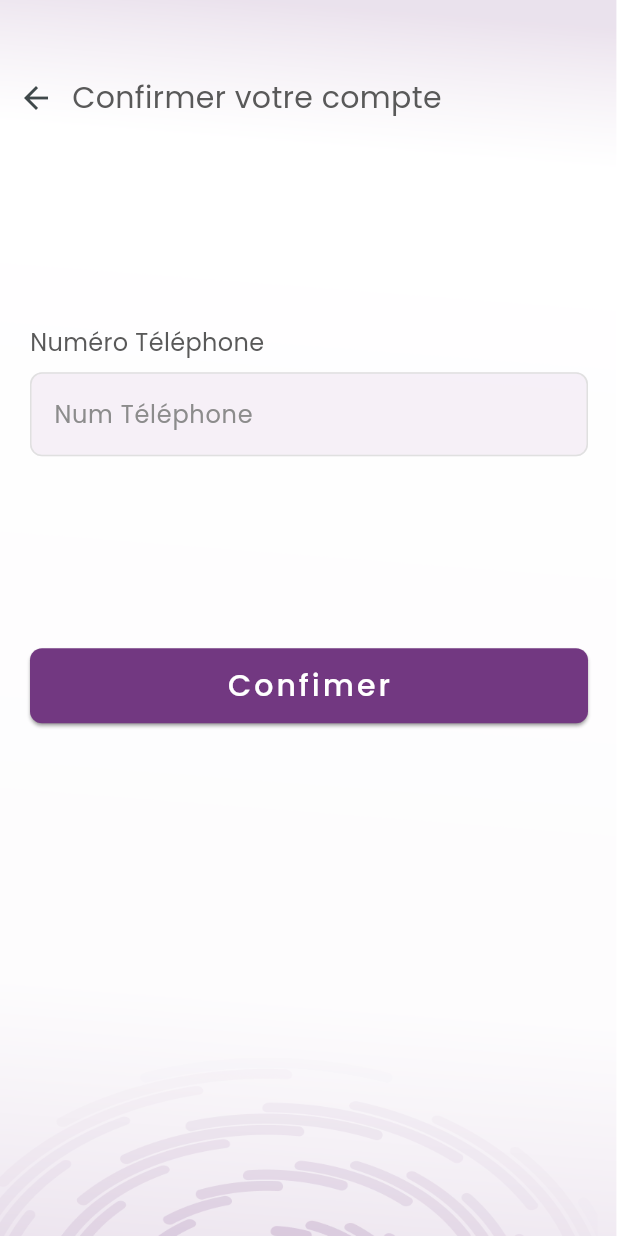
After one commit to azzouzin/labnova, a Flutter app: the ConfirmOtp screen opened by its route, after a tap on the "arrow back" icon, on a phone screen of 412 x 824 dp. The commit adds this screen. Run offline on Flutter 3.47's test engine with Material 3 defaults, Android fonts, the light colour scheme and no system bars; our stand-ins replace bloc, dartz, dio, equatable, flutter_bloc, gap and 4 more.

Commit message:
feat(auth): add authentication views, cubit, and assets
Added new authentication views including SignUpView, ConfirmOtp, and associated widgets. Implemented AuthCubit for state management and updated assets_const.dart with new background images. Modified app_router.dart to include new routes for authentication. Updated theme_const.dart and styles.dart for consistent UI styling. Removed unused navigation code from splash_view_body.dart.

```diff
--- a/lib/core/constants/assets_const.dart
+++ b/lib/core/constants/assets_const.dart
@@ -1,5 +1,7 @@
 class AssetsData {
   static const String logo = 'assets/images/logo.png';
+  static const String kauthBG = 'assets/images/second_bg.png';
+  static const String kmainBG = 'assets/images/main_bg.png';
   static const String testImage = 'assets/images/Green_Book.png';
   static const String fontGT = 'GTSectra';
 }
--- a/lib/core/constants/theme_const.dart
+++ b/lib/core/constants/theme_const.dart
@@ -23,10 +23,10 @@ class AppTheme {
       ),
     ),
     colorScheme: ColorScheme.fromSeed(
-      seedColor: Color(0xffE0E0E0),
-      primary: Colors.blue,
-      secondary: Color(0xff723881),
-    ),
+        seedColor: Color(0xffE0E0E0),
+        primary: Color(0xff723881),
+        secondary: Color(0xffD5BADB),
+        shadow: Color(0xff595959)),
   );
 
   static ThemeData darkTheme = ThemeData(
@@ -62,3 +62,5 @@ class AppTheme {
 }
 
 String kHomeView = '/home';
+String kAuthView = '/auth';
+String kOtpView = '/otp';
--- a/lib/core/utils/app_router.dart
+++ b/lib/core/utils/app_router.dart
@@ -1,6 +1,8 @@
 import 'package:flutter/material.dart';
 import 'package:flutter_bloc/flutter_bloc.dart';
 import 'package:go_router/go_router.dart';
+import 'package:labnova/features/auth/presentation/view/confirm_otp.dart';
+import 'package:labnova/features/auth/presentation/view/sign_up_view.dart';
 import '../../features/home/data/model/book_model.dart';
 import '../../features/home/data/repo/home_repo_impl.dart';
 import '../../features/home/presentation/view/home_view.dart';
@@ -42,6 +44,22 @@ abstract class AppRouter {
               transitionsBuilder: CustomPageTransitions.slideTransition,
             ),
           ),
+          GoRoute(
+            path: kAuthView,
+            pageBuilder: (context, state) => CustomTransitionPage(
+              key: state.pageKey,
+              child: const SignUpView(),
+              transitionsBuilder: CustomPageTransitions.slideTransition,
+            ),
+          ),
+          GoRoute(
+            path: kOtpView,
+            pageBuilder: (context, state) => CustomTransitionPage(
+              key: state.pageKey,
+              child: const ConfirmOtp(),
+              transitionsBuilder: CustomPageTransitions.slideTransition,
+            ),
+          ),
         ],
       ),
     ],
--- a/lib/core/utils/styles.dart
+++ b/lib/core/utils/styles.dart
@@ -7,10 +7,21 @@ abstract class TextThemes {
     fontWeight: FontWeight.bold,
     fontFamily: 'Poppins',
   );
+  static TextStyle TextStyle24 = GoogleFonts.poppins(
+    fontSize: 24,
+    fontWeight: FontWeight.w500,
+    color: Color(0xff595959),
+    letterSpacing: 2,
+  );
   static TextStyle TextStyle18 = GoogleFonts.poppins(
     fontSize: 18,
     fontWeight: FontWeight.w600,
     color: Colors.white,
+  );
+  static TextStyle TextStyle20 = GoogleFonts.poppins(
+    fontSize: 20,
+    fontWeight: FontWeight.w400,
+    color: Color(0xff595959),
   );
   static TextStyle TextStyle16 = GoogleFonts.poppins(
     fontSize: 16,
@@ -19,7 +30,7 @@ abstract class TextThemes {
   );
   static TextStyle TextStyle14 = GoogleFonts.poppins(
     fontSize: 14,
-    fontWeight: FontWeight.w500,
-    color: Colors.white,
+    fontWeight: FontWeight.w400,
+    color: Color(0xff8C8C8C),
   );
 }
--- /dev/null
+++ b/lib/core/utils/widgets/custom_button.dart
@@ -0,0 +1,38 @@
+import 'package:flutter/material.dart';
+import 'package:labnova/core/utils/styles.dart';
+
+class CustomButton extends StatelessWidget {
+  CustomButton({
+    super.key,
+    required this.onPressed,
+    required this.text,
+    this.isLoading = false,
+  });
+  final Function()? onPressed;
+  final String text;
+  bool isLoading;
+
+  @override
+  Widget build(BuildContext context) {
+    return ElevatedButton(
+      style: ElevatedButton.styleFrom(
+        backgroundColor: Theme.of(context).colorScheme.primary,
+        shape: RoundedRectangleBorder(
+          borderRadius: BorderRadius.circular(8),
+        ),
+        fixedSize: Size(
+          MediaQuery.of(context).size.width * 0.9,
+          50,
+        ),
+      ),
+      onPressed: onPressed,
+      child: Text(
+        text,
+        style: TextThemes.TextStyle24.copyWith(
+          color: Colors.white,
+          fontSize: 20,
+        ),
+      ),
+    );
+  }
+}
--- /dev/null
+++ b/lib/core/utils/widgets/custom_text_field.dart
@@ -0,0 +1,43 @@
+import 'package:flutter/material.dart';
+import 'package:labnova/core/utils/styles.dart';
+
+class CustomTextField extends StatelessWidget {
+  const CustomTextField({
+    super.key,
+    this.controller,
+    this.hintText,
+    this.labelText,
+    this.keyboardType,
+  });
+  final TextEditingController? controller;
+  final String? hintText;
+  final String? labelText;
+  final TextInputType? keyboardType;
+  @override
+  Widget build(BuildContext context) {
+    return TextField(
+      controller: controller,
+      decoration: InputDecoration(
+        hintText: hintText,
+        hintStyle: TextThemes.TextStyle16.copyWith(color: Colors.grey),
+        labelText: labelText,
+        labelStyle: TextThemes.TextStyle16.copyWith(color: Color(0xff8C8C8C)),
+        fillColor: Theme.of(context).colorScheme.secondary.withOpacity(0.2),
+        filled: true,
+        enabledBorder: OutlineInputBorder(
+          borderRadius: BorderRadius.circular(8),
+          borderSide: BorderSide(
+            color: Color(0xffE0E0E0),
+          ),
+        ),
+        border: OutlineInputBorder(
+          borderRadius: BorderRadius.circular(8),
+          borderSide: BorderSide(
+            color: Theme.of(context).colorScheme.secondary.withOpacity(0.2),
+          ),
+        ),
+      ),
+      keyboardType: keyboardType,
+    );
+  }
+}
--- /dev/null
+++ b/lib/features/auth/presentation/view/confirm_otp.dart
@@ -0,0 +1,67 @@
+import 'package:flutter/material.dart';
+import 'package:gap/gap.dart';
+import 'package:labnova/core/constants/assets_const.dart';
+import 'package:labnova/core/utils/widgets/custom_button.dart';
+import 'package:labnova/core/utils/widgets/custom_text_field.dart';
+
+import '../../../../core/utils/styles.dart';
+
+class ConfirmOtp extends StatelessWidget {
+  const ConfirmOtp({super.key});
+
+  @override
+  Widget build(BuildContext context) {
+    final size = MediaQuery.of(context).size;
+    return Scaffold(
+      body: Container(
+        decoration: BoxDecoration(
+          image: DecorationImage(
+            image: AssetImage(
+              AssetsData.kmainBG,
+            ),
+            fit: BoxFit.fill,
+          ),
+        ),
+        child: Column(
+          children: [
+            Gap(size.height * 0.05),
+            Row(
+              children: [
+                IconButton(onPressed: () {}, icon: Icon(Icons.arrow_back)),
+                Text(
+                  "Confirmer votre compte",
+                  style: TextThemes.TextStyle20,
+                ),
+              ],
+            ),
+            Padding(
+              padding: const EdgeInsets.symmetric(horizontal: 20.0),
+              child: Column(
+                crossAxisAlignment:
+                    CrossAxisAlignment.stretch, // Alignez les enfants à l,
+                mainAxisAlignment: MainAxisAlignment.spaceAround,
+                children: [
+                  Gap(128),
+                  Text(
+                    "Numéro Téléphone",
+                    style: TextThemes.TextStyle16.copyWith(
+                      color: Theme.of(context).colorScheme.shadow,
+                    ),
+                  ),
+                  Gap(8),
+                  CustomTextField(
+                    controller: TextEditingController(),
+                    hintText: '+213 654 789 01',
+                    labelText: 'Num Téléphone',
+                  ),
+                  Gap(128),
+                  CustomButton(onPressed: () {}, text: "Confimer")
+                ],
+              ),
+            ),
+          ],
+        ),
+      ),
+    );
+  }
+}
--- /dev/null
+++ b/lib/features/auth/presentation/view/sign_up_view.dart
@@ -0,0 +1,55 @@
+import 'package:flutter/material.dart';
+import 'package:flutter_bloc/flutter_bloc.dart';
+import 'package:gap/gap.dart';
+import 'package:labnova/core/constants/assets_const.dart';
+import 'package:labnova/core/utils/styles.dart';
+import 'package:labnova/features/auth/presentation/view/widgets/sign_in_form.dart';
+import 'package:labnova/features/auth/presentation/view_model/cubit/auth_cubit.dart';
+
+import '../../../../core/utils/widgets/custom_loading_widget.dart';
+import '../../../../core/utils/widgets/custom_text_field.dart';
+import 'widgets/sign_up_form.dart';
+import 'widgets/sigu_up_header.dart';
+
+class SignUpView extends StatelessWidget {
+  const SignUpView({super.key});
+
+  @override
+  Widget build(BuildContext context) {
+    final size = MediaQuery.of(context).size;
+    return Scaffold(
+      body: SafeArea(
+        child: Container(
+          width: size.width,
+          height: size.height,
+          decoration: const BoxDecoration(
+            image: DecorationImage(
+              image: AssetImage(
+                AssetsData.kauthBG,
+              ),
+              fit: BoxFit.fill,
+            ),
+          ),
+          child: SingleChildScrollView(
+            child: BlocProvider(
+              create: (context) => AuthCubit(),
+              child: Column(
+                children: [
+                  SignUPHeader(size: size),
+                  BlocBuilder<AuthCubit, AuthState>(
+                    builder: (context, state) {
+                      if (state is AuthSignUp) return SingUpForm();
+                      if (state is AuthSignIN) return SignInForm();
+                      if (state is AuthLoading) return CustomLoadingWidget();
+                      return SingUpForm();
+                    },
+                  ),
+                ],
+              ),
+            ),
+          ),
+        ),
+      ),
+    );
+  }
+}
--- /dev/null
+++ b/lib/features/auth/presentation/view/widgets/sign_in_form.dart
@@ -0,0 +1,73 @@
+import 'package:flutter/material.dart';
+import 'package:flutter_bloc/flutter_bloc.dart';
+import 'package:gap/gap.dart';
+import 'package:labnova/core/utils/widgets/custom_button.dart';
+
+import '../../../../../core/utils/styles.dart';
+import '../../../../../core/utils/widgets/custom_text_field.dart';
+import '../../view_model/cubit/auth_cubit.dart';
+
+class SignInForm extends StatelessWidget {
+  const SignInForm({
+    super.key,
+  });
+
+  @override
+  Widget build(BuildContext context) {
+    return Padding(
+      padding: const EdgeInsets.all(20.0),
+      child: Form(
+        child: Column(
+          mainAxisAlignment: MainAxisAlignment.end,
+          crossAxisAlignment: CrossAxisAlignment.stretch,
+          spacing: 20,
+          children: [
+            CustomTextField(
+              controller: TextEditingController(),
+              hintText: 'Numéro Téléphone',
+              labelText: 'Numéro Téléphone',
+              keyboardType: TextInputType.text,
+            ),
+            CustomTextField(
+              controller: TextEditingController(),
+              hintText: 'Mot de passe',
+              labelText: 'Mot de passe',
+              keyboardType: TextInputType.text,
+            ),
+            GestureDetector(
+              child: Text(
+                "Mot de passe oublié ?",
+                style: TextThemes.TextStyle14.copyWith(
+                  decoration: TextDecoration.underline,
+                  color: Theme.of(context).colorScheme.primary,
+                ),
+              ),
+              onTap: () {},
+            ),
+            Gap(10),
+            CustomButton(onPressed: () {}, text: "Se connecter"),
+            Column(
+              children: [
+                Text(
+                  "Vous n'avez pas de compte ?",
+                  style: TextThemes.TextStyle14,
+                ),
+                GestureDetector(
+                  onTap: () =>
+                      BlocProvider.of<AuthCubit>(context).switchState(),
+                  child: Text(
+                    "S'inscrire",
+                    style: TextThemes.TextStyle14.copyWith(
+                      decoration: TextDecoration.underline,
+                      color: Theme.of(context).colorScheme.primary,
+                    ),
+                  ),
+                ),
+              ],
+            )
+          ],
+        ),
+      ),
+    );
+  }
+}
--- /dev/null
+++ b/lib/features/auth/presentation/view/widgets/sign_up_form.dart
@@ -0,0 +1,87 @@
+import 'package:flutter/material.dart';
+import 'package:flutter_bloc/flutter_bloc.dart';
+import 'package:gap/gap.dart';
+import 'package:labnova/core/utils/widgets/custom_button.dart';
+import 'package:labnova/features/auth/presentation/view_model/cubit/auth_cubit.dart';
+
+import '../../../../../core/utils/styles.dart';
+import '../../../../../core/utils/widgets/custom_text_field.dart';
+
+class SingUpForm extends StatelessWidget {
+  const SingUpForm({
+    super.key,
+  });
+
+  @override
+  Widget build(BuildContext context) {
+    return Padding(
+      padding: const EdgeInsets.all(20.0),
+      child: Form(
+        child: Column(
+          mainAxisAlignment: MainAxisAlignment.end,
+          spacing: 20,
+          children: [
+            CustomTextField(
+              controller: TextEditingController(),
+              hintText: 'Nom',
+              labelText: 'Nom',
+              keyboardType: TextInputType.text,
+            ),
+            CustomTextField(
+              controller: TextEditingController(),
+              hintText: 'Prénom',
+              labelText: 'Prénom',
+              keyboardType: TextInputType.text,
+            ),
+            CustomTextField(
+              controller: TextEditingController(),
+              hintText: 'Email',
+              labelText: 'Email',
+              keyboardType: TextInputType.text,
+            ),
+            CustomTextField(
+              controller: TextEditingController(),
+              hintText: 'Mot de passe',
+              labelText: 'Mot de passe',
+              keyboardType: TextInputType.text,
+            ),
+            CustomTextField(
+              controller: TextEditingController(),
+              hintText: 'Confirm Mot de passe',
+              labelText: 'Confirm Mot de passe',
+              keyboardType: TextInputType.text,
+            ),
+            Text(
+              "Mot de pass doit contenure au moins  8 entre des  characteres et chiffres",
+              style: TextThemes.TextStyle14,
+            ),
+            Gap(10),
+            CustomButton(
+                onPressed: () =>
+                    BlocProvider.of<AuthCubit>(context).signUp(context),
+                text: "S'inscrire"),
+            Column(
+              children: [
+                Text(
+                  "Vous avez deja un compte ?",
+                  style: TextThemes.TextStyle14,
+                ),
+                GestureDetector(
+                  child: Text(
+                    "Se connecter",
+                    style: TextThemes.TextStyle14.copyWith(
+                      decoration: TextDecoration.underline,
+                      color: Theme.of(context).colorScheme.primary,
+                    ),
+                  ),
+                  onTap: () =>
+                      BlocProvider.of<AuthCubit>(context).switchState(),
+                ),
+              ],
+            )
+          ],
+        ),
+      ),
+    );
+  }
+}
--- /dev/null
+++ b/lib/features/auth/presentation/view/widgets/sigu_up_header.dart
@@ -0,0 +1,59 @@
+import 'package:flutter/material.dart';
+import 'package:flutter_bloc/flutter_bloc.dart';
+import 'package:gap/gap.dart';
+
+import '../../../../../core/utils/styles.dart';
+import '../../view_model/cubit/auth_cubit.dart';
+
+class SignUPHeader extends StatelessWidget {
+  const SignUPHeader({
+    super.key,
+    required this.size,
+  });
+
+  final Size size;
+
+  @override
+  Widget build(BuildContext context) {
+    return Padding(
+      padding: EdgeInsets.only(left: size.width * 0.3),
+      child: Row(
+        mainAxisAlignment: MainAxisAlignment.start,
+        crossAxisAlignment: CrossAxisAlignment.start,
+        children: [
+          Padding(
+            padding: EdgeInsets.only(top: size.height * 0.06),
+            child: Container(
+              width: size.width * 0.01,
+              height: size.height * 0.1,
+              color: Theme.of(context).colorScheme.primary,
+            ),
+          ),
+          Gap(20),
+          Column(
+            mainAxisAlignment: MainAxisAlignment.start,
+            crossAxisAlignment: CrossAxisAlignment.start,
+            children: [
+              SizedBox(height: size.height * 0.06),
+              Text(
+                'LABNOVA',
+                style: TextThemes.TextStyle24,
+              ),
+              Gap(8),
+              BlocBuilder<AuthCubit, AuthState>(
+                builder: (context, state) {
+                  return Text(
+                    state is AuthSignIN
+                        ? 'Connectez-vous pour continuer.'
+                        : 'Crée votre compte',
+                    style: TextThemes.TextStyle14,
+                  );
+                },
+              ),
+            ],
+          ),
+        ],
+      ),
+    );
+  }
+}
--- /dev/null
+++ b/lib/features/auth/presentation/view_model/cubit/auth_cubit.dart
@@ -0,0 +1,26 @@
+import 'package:bloc/bloc.dart';
+import 'package:equatable/equatable.dart';
+import 'package:flutter/material.dart';
+import 'package:go_router/go_router.dart';
+
+import '../../../../../core/constants/theme_const.dart';
+
+part 'auth_state.dart';
+
+class AuthCubit extends Cubit<AuthState> {
+  AuthCubit() : super(AuthSignUp());
+
+  void switchState() {
+    if (state is AuthSignUp) {
+      emit(AuthSignIN());
+    } else if (state is AuthSignIN) {
+      emit(AuthSignUp());
+    } else {
+      emit(AuthSignUp());
+    }
+  }
+
+  void signUp(BuildContext context) {
+    GoRouter.of(context).push(kOtpView);
+  }
+}
--- /dev/null
+++ b/lib/features/auth/presentation/view_model/cubit/auth_state.dart
@@ -0,0 +1,18 @@
+part of 'auth_cubit.dart';
+
+sealed class AuthState extends Equatable {
+  const AuthState();
+
+  @override
+  List<Object> get props => [];
+}
+
+final class AuthSignIN extends AuthState {}
+
+final class AuthSignUp extends AuthState {}
+
+final class AuthSeccess extends AuthState {}
+
+final class AuthError extends AuthState {}
+
+final class AuthLoading extends AuthState {}
--- a/lib/features/splash/presentation/view/splash_view_body.dart
+++ b/lib/features/splash/presentation/view/splash_view_body.dart
@@ -25,21 +25,6 @@ class _SplashViewBodyState extends State<SplashViewBody>
   void initState() {
     super.initState();
     _initAnimations();
-    _navigateToHome();
-  }
-
-  void _navigateToHome() {
-    // Wait for the animation to complete before navigating
-    _animationController.addStatusListener((status) {
-      if (status == AnimationStatus.completed) {
-        // Future.delayed(const Duration(milliseconds: 500), () {
-        //   if (mounted) {
-        //     context.go(
-        //         '/home'); // Use context.go instead of GoRouter.of(context).pushReplacement
-        //   }
-        // });
-      }
-    });
   }
 
   void _initAnimations() {
--- a/lib/features/splash/presentation/viewmodels/manager/splash_cubit.dart
+++ b/lib/features/splash/presentation/viewmodels/manager/splash_cubit.dart
@@ -1,6 +1,7 @@
 import 'package:flutter_bloc/flutter_bloc.dart';
 import 'package:go_router/go_router.dart';
 import 'package:flutter/material.dart';
+import 'package:labnova/core/constants/theme_const.dart';
 
 part 'splash_state.dart';
 
@@ -13,7 +14,7 @@ class SplashCubit extends Cubit<SplashState> {
     Future.delayed(
       const Duration(seconds: 5),
       () {
-        GoRouter.of(context).pushReplacement('/home');
+        GoRouter.of(context).pushReplacement(kAuthView);
         emit(SplashNavigationComplete());
       },
     );
```
Also changed, not shown: assets/images/main_bg.png (added), assets/images/second_bg.png (added), assets/svgs/otp.svg (added).
